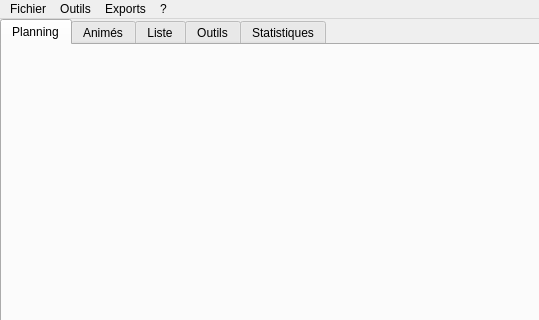
Above: src/ui/main_window.ui from seigneurfuo/MyAnimeManager3 before the change; both pictures show x 0 to 539 and y 0 to 320 of the 1014 by 674 pixel window. Below: the same form after it.
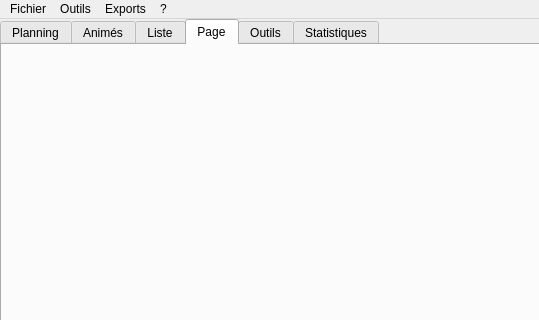
That is the form after the change. Icons and pictures are not drawn.

What changed in the file:
```diff
--- a/src/ui/main_window.ui
+++ b/src/ui/main_window.ui
@@ -34,7 +34,7 @@
     <item row="0" column="0">
      <widget class="QTabWidget" name="tabWidget">
       <property name="currentIndex">
-       <number>0</number>
+       <number>3</number>
       </property>
       <widget class="QWidget" name="tab1">
        <attribute name="icon">
@@ -114,6 +114,16 @@
         </item>
        </layout>
       </widget>
+      <widget class="QWidget" name="tab_2">
+       <attribute name="title">
+        <string>Page</string>
+       </attribute>
+       <layout class="QGridLayout" name="gridLayout_8">
+        <item row="0" column="0">
+         <layout class="QGridLayout" name="tileslist_tab_layout"/>
+        </item>
+       </layout>
+      </widget>
       <widget class="QWidget" name="tab4">
        <attribute name="icon">
         <iconset>
```
Left out of the diff: 2 changed lines with no effect on the pictures.
